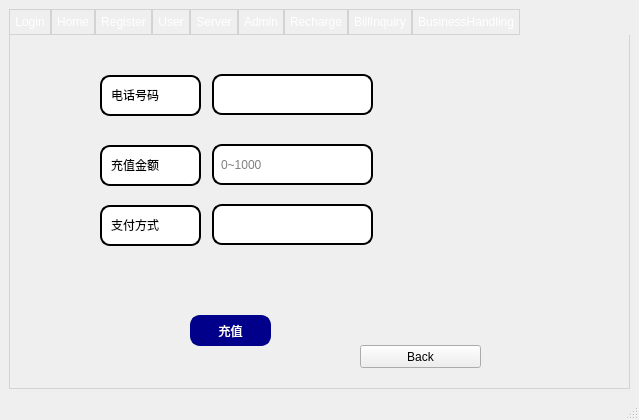
Old version of the form src/telecharge.ui in the repository Jackie-Li-0228/SQL-telecharge-system.
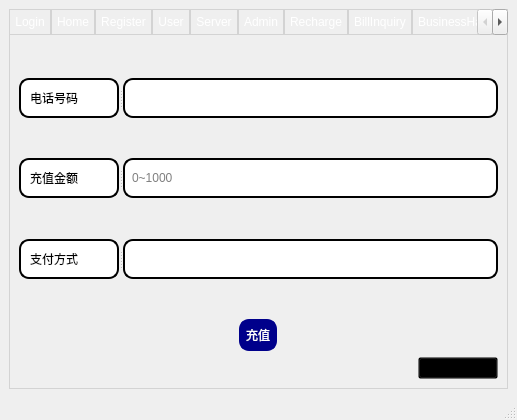
New version of the form. The open tabs and pages were chosen to show the change. Icons and pictures are not drawn.

What changed in the file:
```diff
--- a/src/telecharge.ui
+++ b/src/telecharge.ui
@@ -6,7 +6,7 @@
    <rect>
     <x>0</x>
     <y>0</y>
-    <width>639</width>
+    <width>517</width>
     <height>420</height>
    </rect>
   </property>
@@ -35,8 +35,8 @@
    </string>
   </property>
   <widget class="QWidget" name="centralWidget">
-   <layout class="QVBoxLayout" name="mainLayout">
-    <item>
+   <layout class="QGridLayout" name="gridLayout">
+    <item row="0" column="0">
      <widget class="QTabWidget" name="tabWidget">
       <property name="styleSheet">
        <string notr="true">
@@ -1047,71 +1047,46 @@
        </attribute>
       </widget>
       <widget class="QWidget" name="tab_recharge">
+       <property name="styleSheet">
+        <string notr="true">
+        background-color: transparent;
+        color: rgb(255, 255, 255);
+        </string>
+       </property>
        <attribute name="title">
         <string>Recharge</string>
        </attribute>
-       <widget class="QPushButton" name="confirmRechargeButton">
-        <property name="geometry">
-         <rect>
-          <x>180</x>
-          <y>280</y>
-          <width>81</width>
-          <height>31</height>
-         </rect>
-        </property>
-        <property name="styleSheet">
-         <string notr="true">border: 2px solid #00008B;
-border-radius: 10px;
-background-color: #00008B;
-color: #FFFFFF;
-padding: 5px;</string>
-        </property>
-        <property name="text">
-         <string>充值</string>
-        </property>
-       </widget>
-       <widget class="QPushButton" name="backToUserButton_recharge">
-        <property name="geometry">
-         <rect>
-          <x>350</x>
-          <y>310</y>
-          <width>121</width>
-          <height>23</height>
-         </rect>
-        </property>
-        <property name="styleSheet">
-         <string notr="true">font: 9pt &quot;Times New Roman&quot;;
-color: rgb(0, 0, 0)</string>
-        </property>
-        <property name="text">
-         <string>Back</string>
-        </property>
-       </widget>
-       <widget class="QLineEdit" name="rechargePhoneEdit">
-        <property name="geometry">
-         <rect>
-          <x>202</x>
-          <y>39</y>
-          <width>161</width>
-          <height>41</height>
-         </rect>
-        </property>
-        <property name="styleSheet">
-         <string notr="true">border: 2px solid #000000;
-border-radius: 10px;
-background-color: #FFFFFF;
-color: #000000;
-padding: 5px;</string>
-        </property>
-       </widget>
+       <layout class="QVBoxLayout" name="verticalLayout_7">
+        <item>
+         <spacer name="verticalSpacer_2">
+          <property name="orientation">
+           <enum>Qt::Vertical</enum>
+          </property>
+          <property name="sizeHint" stdset="0">
+           <size>
+            <width>20</width>
+            <height>40</height>
+           </size>
+          </property>
+         </spacer>
+        </item>
+        <item>
+         <widget class="QSplitter" name="splitter">
+          <property name="orientation">
+           <enum>Qt::Horizontal</enum>
+          </property>
        <widget class="QTextBrowser" name="textBrowser">
-        <property name="geometry">
-         <rect>
-          <x>90</x>
-          <y>40</y>
-          <width>101</width>
-          <height>41</height>
-         </rect>
+           <property name="minimumSize">
+            <size>
+             <width>0</width>
+             <height>40</height>
+            </size>
+           </property>
+           <property name="maximumSize">
+            <size>
+             <width>100</width>
+             <height>40</height>
+            </size>
         </property>
         <property name="styleSheet">
          <string notr="true">border: 2px solid #000000;
@@ -1128,14 +1103,59 @@
 &lt;p style=&quot; margin-top:0px; margin-bottom:0px; margin-left:0px; margin-right:0px; -qt-block-indent:0; text-indent:0px;&quot;&gt;电话号码&lt;/p&gt;&lt;/body&gt;&lt;/html&gt;</string>
         </property>
        </widget>
+          <widget class="QLineEdit" name="rechargePhoneEdit">
+           <property name="minimumSize">
+            <size>
+             <width>150</width>
+             <height>40</height>
+            </size>
+           </property>
+           <property name="maximumSize">
+            <size>
+             <width>16777215</width>
+             <height>40</height>
+            </size>
+           </property>
+           <property name="styleSheet">
+            <string notr="true">border: 2px solid #000000;
+border-radius: 10px;
+background-color: #FFFFFF;
+color: #000000;
+padding: 5px;</string>
+           </property>
+          </widget>
+         </widget>
+        </item>
+        <item>
+         <spacer name="verticalSpacer_3">
+          <property name="orientation">
+           <enum>Qt::Vertical</enum>
+          </property>
+          <property name="sizeHint" stdset="0">
+           <size>
+            <width>20</width>
+            <height>40</height>
+           </size>
+          </property>
+         </spacer>
+        </item>
+        <item>
+         <widget class="QSplitter" name="splitter_2">
+          <property name="orientation">
+           <enum>Qt::Horizontal</enum>
+          </property>
        <widget class="QTextBrowser" name="textBrowser_2">
-        <property name="geometry">
-         <rect>
-          <x>90</x>
-          <y>110</y>
-          <width>101</width>
-          <height>41</height>
-         </rect>
+           <property name="minimumSize">
+            <size>
+             <width>0</width>
+             <height>40</height>
+            </size>
+           </property>
+           <property name="maximumSize">
+            <size>
+             <width>100</width>
+             <height>40</height>
+            </size>
         </property>
         <property name="styleSheet">
          <string notr="true">border: 2px solid #000000;
@@ -1153,13 +1173,17 @@
         </property>
        </widget>
        <widget class="QLineEdit" name="rechargeAmountEdit">
-        <property name="geometry">
-         <rect>
-          <x>202</x>
-          <y>109</y>
-          <width>161</width>
-          <height>41</height>
-         </rect>
+           <property name="minimumSize">
+            <size>
+             <width>150</width>
+             <height>0</height>
+            </size>
+           </property>
+           <property name="maximumSize">
+            <size>
+             <width>16777215</width>
+             <height>40</height>
+            </size>
         </property>
         <property name="styleSheet">
          <string notr="true">border: 2px solid #000000;
@@ -1172,14 +1196,38 @@
          <string>0~1000</string>
         </property>
        </widget>
+         </widget>
+        </item>
+        <item>
+         <spacer name="verticalSpacer_4">
+          <property name="orientation">
+           <enum>Qt::Vertical</enum>
+          </property>
+          <property name="sizeHint" stdset="0">
+           <size>
+            <width>20</width>
+            <height>40</height>
+           </size>
+          </property>
+         </spacer>
+        </item>
+        <item>
+         <widget class="QSplitter" name="splitter_3">
+          <property name="orientation">
+           <enum>Qt::Horizontal</enum>
+          </property>
        <widget class="QTextBrowser" name="textBrowser_3">
-        <property name="geometry">
-         <rect>
-          <x>90</x>
-          <y>170</y>
-          <width>101</width>
-          <height>41</height>
-         </rect>
+           <property name="minimumSize">
+            <size>
+             <width>0</width>
+             <height>40</height>
+            </size>
+           </property>
+           <property name="maximumSize">
+            <size>
+             <width>100</width>
+             <height>40</height>
+            </size>
         </property>
         <property name="styleSheet">
          <string notr="true">border: 2px solid #000000;
@@ -1197,13 +1245,17 @@
         </property>
        </widget>
        <widget class="QLineEdit" name="rechargeMethodEdit">
-        <property name="geometry">
-         <rect>
-          <x>202</x>
-          <y>169</y>
-          <width>161</width>
-          <height>41</height>
-         </rect>
+           <property name="minimumSize">
+            <size>
+             <width>150</width>
+             <height>0</height>
+            </size>
+           </property>
+           <property name="maximumSize">
+            <size>
+             <width>16777215</width>
+             <height>40</height>
+            </size>
         </property>
         <property name="styleSheet">
          <string notr="true">border: 2px solid #000000;
@@ -1213,6 +1265,47 @@
 padding: 5px;</string>
         </property>
        </widget>
+         </widget>
+        </item>
+        <item>
+         <spacer name="verticalSpacer_5">
+          <property name="orientation">
+           <enum>Qt::Vertical</enum>
+          </property>
+          <property name="sizeHint" stdset="0">
+           <size>
+            <width>20</width>
+            <height>40</height>
+           </size>
+          </property>
+         </spacer>
+        </item>
+        <item alignment="Qt::AlignHCenter">
+         <widget class="QPushButton" name="confirmRechargeButton">
+          <property name="styleSheet">
+           <string notr="true">border: 2px solid #00008B;
+border-radius: 10px;
+background-color: #00008B;
+color: #FFFFFF;
+padding: 5px;</string>
+          </property>
+          <property name="text">
+           <string>充值</string>
+          </property>
+         </widget>
+        </item>
+        <item alignment="Qt::AlignRight">
+         <widget class="QPushButton" name="backToUserButton_recharge">
+          <property name="styleSheet">
+           <string notr="true">font: 9pt &quot;Times New Roman&quot;;
+color: rgb(0, 0, 0)</string>
+          </property>
+          <property name="text">
+           <string>Back</string>
+          </property>
+         </widget>
+        </item>
+       </layout>
       </widget>
       <widget class="QWidget" name="tab_billInquiry">
        <attribute name="title">
```
Left out of the diff: 474 changed lines with no effect on the pictures. Lines whose indentation alone changed are shown as unchanged.
